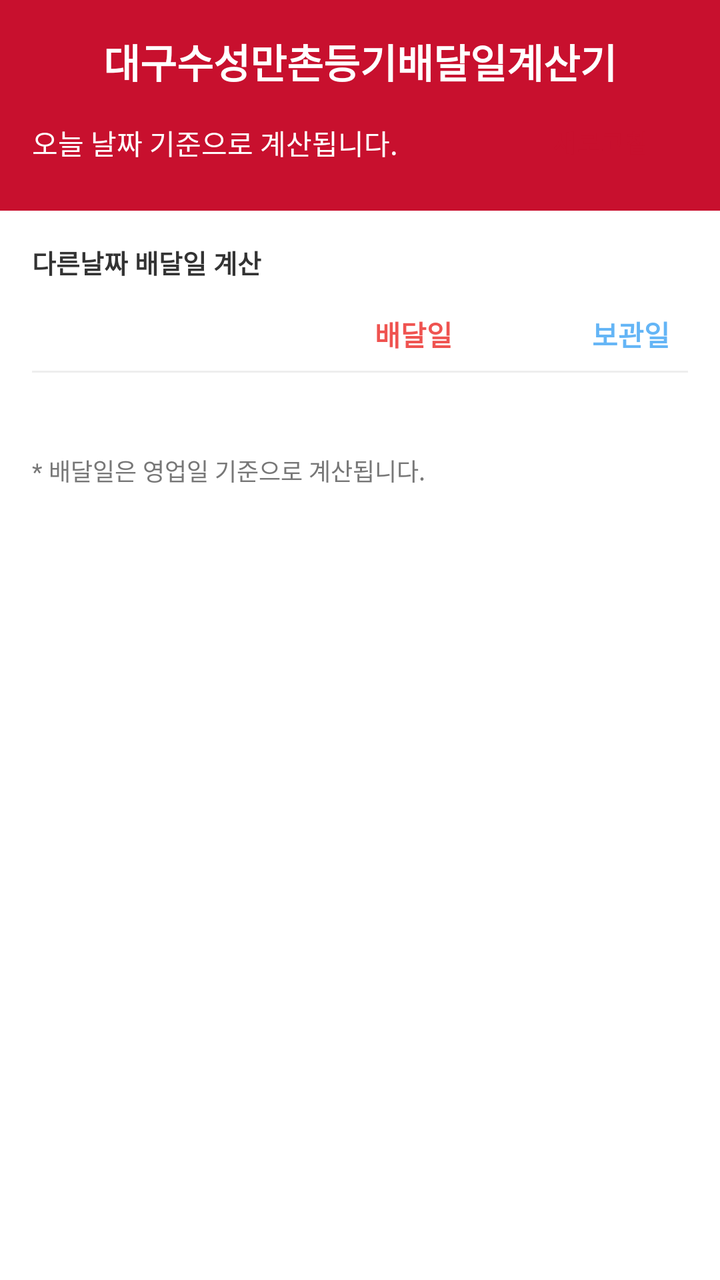
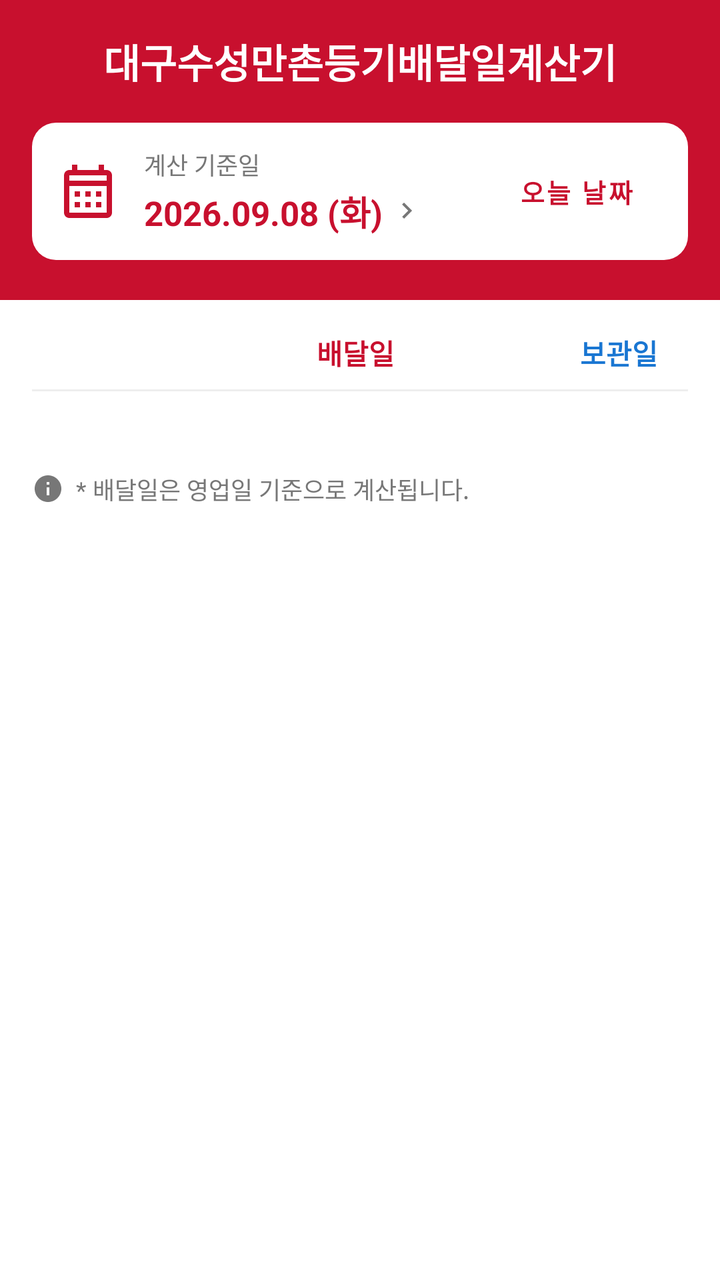

Compare the two renders of this Android layout. The source of the first and the diff that turns it into the second are given below.
<!-- AndroidManifest.xml: application theme Theme.BusinessDayCalculator -->
<!-- res/layout/fragment_calculator.xml -->
<?xml version="1.0" encoding="utf-8"?>
<LinearLayout xmlns:android="http://schemas.android.com/apk/res/android"
    android:layout_width="match_parent"
    android:layout_height="match_parent"
    android:orientation="vertical">

    
    <LinearLayout
        android:layout_width="match_parent"
        android:layout_height="wrap_content"
        android:background="@color/primary"
        android:orientation="vertical"
        android:padding="16dp">

        <TextView
            android:layout_width="match_parent"
            android:layout_height="wrap_content"
            android:text="@string/app_name"
            android:textColor="@color/white"
            android:textSize="20sp"
            android:textStyle="bold"
            android:gravity="center" />



        <LinearLayout
            android:layout_width="match_parent"
            android:layout_height="wrap_content"
            android:orientation="horizontal"
            android:gravity="center_vertical"
            android:layout_marginTop="8dp">

            <TextView
                android:id="@+id/tvDesc"
                android:layout_width="0dp"
                android:layout_height="wrap_content"
                android:layout_weight="1"
                android:text="@string/calculator_desc"
                android:textColor="@color/white"
                android:textSize="14sp" />

            <Button
                android:id="@+id/btnRefresh"
                android:layout_width="wrap_content"
                android:layout_height="36dp"
                android:backgroundTint="@color/white"
                android:text="새로고침"
                android:textSize="12sp"
                android:textStyle="bold"
                android:textColor="@color/primary"
                style="@style/Widget.MaterialComponents.Button.UnelevatedButton" />
        </LinearLayout>
    </LinearLayout>

    <ScrollView
        android:layout_width="match_parent"
        android:layout_height="0dp"
        android:layout_weight="1"
        android:padding="16dp">

        <LinearLayout
            android:id="@+id/calcContainer"
            android:layout_width="match_parent"
            android:layout_height="wrap_content"
            android:orientation="vertical">

            
            <TextView
                android:id="@+id/tvSelectCustomDate"
                android:layout_width="wrap_content"
                android:layout_height="wrap_content"
                android:text="다른날짜 배달일 계산"
                android:textColor="@color/text_main"
                android:textSize="13sp"
                android:textStyle="bold"
                android:paddingBottom="16dp"
                android:clickable="true"
                android:focusable="true"
                android:background="?attr/selectableItemBackground" />

            
            <LinearLayout
                android:layout_width="match_parent"
                android:layout_height="wrap_content"
                android:orientation="horizontal"
                android:paddingBottom="8dp"
                android:gravity="center_vertical">
                
                <TextView
                    android:id="@+id/tvBaseDateLabel"
                    android:layout_width="110dp"
                    android:layout_height="wrap_content"
                    android:textSize="12.5sp"
                    android:textStyle="bold"
                    android:textColor="@color/text_main" />

                <TextView
                    android:layout_width="0dp"
                    android:layout_height="wrap_content"
                    android:layout_weight="1"
                    android:text="@string/delivery_date"
                    android:textColor="@color/chip_green_border"
                    android:textStyle="bold"
                    android:gravity="center" />

                <TextView
                    android:layout_width="0dp"
                    android:layout_height="wrap_content"
                    android:layout_weight="0.35"
                    android:text="@string/storage_date"
                    android:textColor="@color/chip_blue_border"
                    android:textStyle="bold"
                    android:gravity="center" />
            </LinearLayout>

            <View
                android:layout_width="match_parent"
                android:layout_height="1dp"
                android:background="@color/divider"
                android:layout_marginBottom="16dp" />

            

            <TextView
                android:layout_width="match_parent"
                android:layout_height="wrap_content"
                android:layout_marginTop="24dp"
                android:text="@string/note_business_day"
                android:textColor="@color/text_secondary"
                android:textSize="12sp" />

        </LinearLayout>
    </ScrollView>
</LinearLayout>
<!-- resources referenced by this layout -->
<resources>
  <color name="chip_blue_border">#64B5F6</color>
  <color name="chip_green_border">#EF5350</color>
  <color name="divider">#EEEEEE</color>
  <color name="primary">#C8102E</color>
  <color name="text_main">#333333</color>
  <color name="text_secondary">#777777</color>
  <color name="white">#FFFFFFFF</color>
  <string name="app_name">대구수성만촌등기배달일계산기</string>
  <string name="calculator_desc">오늘 날짜 기준으로 계산됩니다.</string>
  <string name="delivery_date">배달일</string>
  <string name="note_business_day">* 배달일은 영업일 기준으로 계산됩니다.</string>
  <string name="storage_date">보관일</string>
  <style name="Theme.BusinessDayCalculator" parent="Base.Theme.BusinessDayCalculator" />
  <style name="Base.Theme.BusinessDayCalculator" parent="Theme.MaterialComponents.DayNight.NoActionBar">
          
          <item name="colorPrimary">@color/primary</item>
          <item name="colorPrimaryVariant">@color/primary_variant</item>
          <item name="colorOnPrimary">@color/white</item>
          <item name="colorSecondary">@color/secondary</item>
      </style>
  <color name="primary_variant">#A00C24</color>
  <color name="secondary">#FFEBEE</color>
</resources>

<!-- the commit's change to res/layout/fragment_calculator.xml (unified diff, before → after) -->
@@ -10,7 +10,10 @@
         android:layout_height="wrap_content"
         android:background="@color/primary"
         android:orientation="vertical"
-        android:padding="16dp">
+        android:paddingLeft="16dp"
+        android:paddingRight="16dp"
+        android:paddingTop="16dp"
+        android:paddingBottom="20dp">
 
         <TextView
             android:layout_width="match_parent"
@@ -19,37 +22,172 @@
             android:textColor="@color/white"
             android:textSize="20sp"
             android:textStyle="bold"
-            android:gravity="center" />
-
-
-
+            android:gravity="center"
+            android:layout_marginBottom="16dp" />
+
+        
         <LinearLayout
-            android:layout_width="match_parent"
-            android:layout_height="wrap_content"
+            android:id="@+id/cardBaseDate"
+            android:layout_width="match_parent"
+            android:layout_height="wrap_content"
+            android:background="@drawable/bg_white_card"
             android:orientation="horizontal"
+            android:padding="12dp"
             android:gravity="center_vertical"
-            android:layout_marginTop="8dp">
-
-            <TextView
-                android:id="@+id/tvDesc"
+            android:clickable="true"
+            android:focusable="true">
+
+            <ImageView
+                android:layout_width="32dp"
+                android:layout_height="32dp"
+                android:src="@drawable/ic_calendar_red"
+                android:layout_marginEnd="12dp"
+                android:contentDescription="달력" />
+
+            <LinearLayout
                 android:layout_width="0dp"
                 android:layout_height="wrap_content"
                 android:layout_weight="1"
-                android:text="@string/calculator_desc"
-                android:textColor="@color/white"
-                android:textSize="14sp" />
+                android:orientation="vertical">
+
+                <TextView
+                    android:layout_width="wrap_content"
+                    android:layout_height="wrap_content"
+                    android:text="계산 기준일"
+                    android:textColor="@color/text_secondary"
+                    android:textSize="12sp" />
+
+                <LinearLayout
+                    android:layout_width="wrap_content"
+                    android:layout_height="wrap_content"
+                    android:orientation="horizontal"
+                    android:gravity="center_vertical"
+                    android:layout_marginTop="2dp">
+
+                    <TextView
+                        android:id="@+id/tvBaseDateValue"
+                        android:layout_width="wrap_content"
+                        android:layout_height="wrap_content"
+                        android:text="2026.09.08 (화)"
+                        android:textColor="@color/primary"
+                        android:textSize="17sp"
+                        android:textStyle="bold" />
+
+                    <ImageView
+                        android:layout_width="16dp"
+                        android:layout_height="16dp"
+                        android:src="@drawable/ic_chevron_right"
+                        android:layout_marginStart="4dp"
+                        android:contentDescription="선택" />
+                </LinearLayout>
+            </LinearLayout>
 
             <Button
-                android:id="@+id/btnRefresh"
+                android:id="@+id/btnToday"
                 android:layout_width="wrap_content"
                 android:layout_height="36dp"
-                android:backgroundTint="@color/white"
-                android:text="새로고침"
-                android:textSize="12sp"
+                android:backgroundTint="#FFEBEE"
+                android:text="오늘 날짜"
+                android:textColor="@color/primary"
+                android:textSize="13sp"
                 android:textStyle="bold"
-                android:textColor="@color/primary"
+                android:paddingLeft="12dp"
+                android:paddingRight="12dp"
                 style="@style/Widget.MaterialComponents.Button.UnelevatedButton" />
         </LinearLayout>
+
+        
+        <LinearLayout
+            android:id="@+id/cardCalendar"
+            android:layout_width="match_parent"
+            android:layout_height="wrap_content"
+            android:background="@drawable/bg_white_card"
+            android:orientation="vertical"
+            android:padding="16dp"
+            android:layout_marginTop="12dp"
+            android:visibility="gone">
+
+            
+            <RelativeLayout
+                android:layout_width="match_parent"
+                android:layout_height="wrap_content"
+                android:layout_marginBottom="16dp">
+
+                <ImageView
+                    android:id="@+id/btnPrevMonth"
+                    android:layout_width="32dp"
+                    android:layout_height="32dp"
+                    android:src="@drawable/ic_chevron_left_red"
+                    android:layout_alignParentStart="true"
+                    android:layout_centerVertical="true"
+                    android:padding="4dp"
+                    android:clickable="true"
+                    android:focusable="true"
+                    android:contentDescription="이전달" />
+
+                <TextView
+                    android:id="@+id/tvCalendarMonthTitle"
+                    android:layout_width="wrap_content"
+                    android:layout_height="wrap_content"
+                    android:layout_centerInParent="true"
+                    android:text="2026년 9월"
+                    android:textColor="@color/primary"
+                    android:textSize="17sp"
+                    android:textStyle="bold" />
+
+                <ImageView
+                    android:id="@+id/btnNextMonth"
+                    android:layout_width="32dp"
+                    android:layout_height="32dp"
+                    android:src="@drawable/ic_chevron_right_red"
+                    android:layout_alignParentEnd="true"
+                    android:layout_centerVertical="true"
+                    android:padding="4dp"
+                    android:clickable="true"
+                    android:focusable="true"
+                    android:contentDescription="다음달" />
+            </RelativeLayout>
+
+            
+            <LinearLayout
+                android:layout_width="match_parent"
+                android:layout_height="wrap_content"
+                android:orientation="horizontal"
+                android:layout_marginBottom="12dp">
+
+                <TextView android:layout_width="0dp" android:layout_height="wrap_content" android:layout_weight="1" android:text="일" android:textColor="@color/text_secondary" android:gravity="center" android:textSize="13sp" />
+                <TextView android:layout_width="0dp" android:layout_height="wrap_content" android:layout_weight="1" android:text="월" android:textColor="@color/text_secondary" android:gravity="center" android:textSize="13sp" />
+                <TextView android:layout_width="0dp" android:layout_height="wrap_content" android:layout_weight="1" android:text="화" android:textColor="@color/text_secondary" android:gravity="center" android:textSize="13sp" />
+                <TextView android:layout_width="0dp" android:layout_height="wrap_content" android:layout_weight="1" android:text="수" android:textColor="@color/text_secondary" android:gravity="center" android:textSize="13sp" />
+                <TextView android:layout_width="0dp" android:layout_height="wrap_content" android:layout_weight="1" android:text="목" android:textColor="@color/text_secondary" android:gravity="center" android:textSize="13sp" />
+                <TextView android:layout_width="0dp" android:layout_height="wrap_content" android:layout_weight="1" android:text="금" android:textColor="@color/text_secondary" android:gravity="center" android:textSize="13sp" />
+                <TextView android:layout_width="0dp" android:layout_height="wrap_content" android:layout_weight="1" android:text="토" android:textColor="@color/text_secondary" android:gravity="center" android:textSize="13sp" />
+            </LinearLayout>
+
+            
+            <GridLayout
+                android:id="@+id/gridCalendarDays"
+                android:layout_width="match_parent"
+                android:layout_height="wrap_content"
+                android:columnCount="7"
+                android:alignmentMode="alignBounds"
+                android:useDefaultMargins="false"
+                android:layout_marginBottom="16dp" />
+
+            
+            <Button
+                android:id="@+id/btnCloseCalendar"
+                android:layout_width="match_parent"
+                android:layout_height="48dp"
+                android:backgroundTint="@color/primary"
+                android:text="닫기"
+                android:textColor="@color/white"
+                android:textSize="16sp"
+                android:textStyle="bold"
+                style="@style/Widget.MaterialComponents.Button.UnelevatedButton" />
+
+        </LinearLayout>
+
     </LinearLayout>
 
     <ScrollView
@@ -65,20 +203,6 @@
             android:orientation="vertical">
 
             
-            <TextView
-                android:id="@+id/tvSelectCustomDate"
-                android:layout_width="wrap_content"
-                android:layout_height="wrap_content"
-                android:text="다른날짜 배달일 계산"
-                android:textColor="@color/text_main"
-                android:textSize="13sp"
-                android:textStyle="bold"
-                android:paddingBottom="16dp"
-                android:clickable="true"
-                android:focusable="true"
-                android:background="?attr/selectableItemBackground" />
-
-            
             <LinearLayout
                 android:layout_width="match_parent"
                 android:layout_height="wrap_content"
@@ -86,20 +210,16 @@
                 android:paddingBottom="8dp"
                 android:gravity="center_vertical">
                 
-                <TextView
-                    android:id="@+id/tvBaseDateLabel"
-                    android:layout_width="110dp"
-                    android:layout_height="wrap_content"
-                    android:textSize="12.5sp"
-                    android:textStyle="bold"
-                    android:textColor="@color/text_main" />
+                <View
+                    android:layout_width="64dp"
+                    android:layout_height="0dp" />
 
                 <TextView
                     android:layout_width="0dp"
                     android:layout_height="wrap_content"
                     android:layout_weight="1"
                     android:text="@string/delivery_date"
-                    android:textColor="@color/chip_green_border"
+                    android:textColor="@color/primary"
                     android:textStyle="bold"
                     android:gravity="center" />
 
@@ -108,7 +228,7 @@
                     android:layout_height="wrap_content"
                     android:layout_weight="0.35"
                     android:text="@string/storage_date"
-                    android:textColor="@color/chip_blue_border"
+                    android:textColor="@color/chip_blue_text"
                     android:textStyle="bold"
                     android:gravity="center" />
             </LinearLayout>
@@ -121,13 +241,28 @@
 
             
 
-            <TextView
-                android:layout_width="match_parent"
-                android:layout_height="wrap_content"
-                android:layout_marginTop="24dp"
-                android:text="@string/note_business_day"
-                android:textColor="@color/text_secondary"
-                android:textSize="12sp" />
+            
+            <LinearLayout
+                android:layout_width="match_parent"
+                android:layout_height="wrap_content"
+                android:orientation="horizontal"
+                android:gravity="center_vertical"
+                android:layout_marginTop="24dp">
+
+                <ImageView
+                    android:layout_width="16dp"
+                    android:layout_height="16dp"
+                    android:src="@drawable/ic_info_gray"
+                    android:layout_marginEnd="6dp"
+                    android:contentDescription="안내" />
+
+                <TextView
+                    android:layout_width="wrap_content"
+                    android:layout_height="wrap_content"
+                    android:text="@string/note_business_day"
+                    android:textColor="@color/text_secondary"
+                    android:textSize="12sp" />
+            </LinearLayout>
 
         </LinearLayout>
     </ScrollView>
<!-- resource entries referenced after the edit -->
@@ -1,14 +1,68 @@
 <!-- resources referenced by this layout -->
 <resources>
-  <color name="chip_blue_border">#64B5F6</color>
-  <color name="chip_green_border">#EF5350</color>
+  <color name="chip_blue_text">#1976D2</color>
   <color name="divider">#EEEEEE</color>
   <color name="primary">#C8102E</color>
-  <color name="text_main">#333333</color>
   <color name="text_secondary">#777777</color>
   <color name="white">#FFFFFFFF</color>
+  <!-- drawable bg_white_card (drawable) -->
+  <?xml version="1.0" encoding="utf-8"?>
+  <shape xmlns:android="http://schemas.android.com/apk/res/android"
+      android:shape="rectangle">
+      <corners android:radius="12dp" />
+      <solid android:color="@color/white" />
+  </shape>
+  <!-- drawable ic_calendar_red (drawable) -->
+  <vector xmlns:android="http://schemas.android.com/apk/res/android"
+      android:width="32dp"
+      android:height="32dp"
+      android:viewportWidth="24"
+      android:viewportHeight="24">
+    <path
+        android:fillColor="#C8102E"
+        android:pathData="M19,4h-1V2h-2v2H8V2H6v2H5C3.89,4 3.01,4.9 3.01,6L3,20c0,1.1 0.89,2 2,2h14c1.1,0 2,-0.9 2,-2V6c0,-1.1 -0.9,-2 -2,-2zM19,20H5V10h14v10zM19,8H5V6h14v2zM9,14H7v-2h2v2zM13,14h-2v-2h2v2zM17,14h-2v-2h2v2zM9,18H7v-2h2v2zM13,18h-2v-2h2v2zM17,18h-2v-2h2v2z"/>
+  </vector>
+  <!-- drawable ic_chevron_left_red (drawable) -->
+  <vector xmlns:android="http://schemas.android.com/apk/res/android"
+      android:width="24dp"
+      android:height="24dp"
+      android:viewportWidth="24"
+      android:viewportHeight="24">
+    <path
+        android:fillColor="#C8102E"
+        android:pathData="M15.41,7.41L14,6l-6,6 6,6 1.41,-1.41L10.83,12z"/>
+  </vector>
+  <!-- drawable ic_chevron_right (drawable) -->
+  <vector xmlns:android="http://schemas.android.com/apk/res/android"
+      android:width="16dp"
+      android:height="16dp"
+      android:viewportWidth="24"
+      android:viewportHeight="24">
+    <path
+        android:fillColor="#777777"
+        android:pathData="M10,6L8.59,7.41L13.17,12L8.59,16.59L10,18l6,-6z"/>
+  </vector>
+  <!-- drawable ic_chevron_right_red (drawable) -->
+  <vector xmlns:android="http://schemas.android.com/apk/res/android"
+      android:width="24dp"
+      android:height="24dp"
+      android:viewportWidth="24"
+      android:viewportHeight="24">
+    <path
+        android:fillColor="#C8102E"
+        android:pathData="M10,6L8.59,7.41L13.17,12L8.59,16.59L10,18l6,-6z"/>
+  </vector>
+  <!-- drawable ic_info_gray (drawable) -->
+  <vector xmlns:android="http://schemas.android.com/apk/res/android"
+      android:width="16dp"
+      android:height="16dp"
+      android:viewportWidth="24"
+      android:viewportHeight="24">
+    <path
+        android:fillColor="#777777"
+        android:pathData="M12,2C6.48,2 2,6.48 2,12s4.48,10 10,10 10,-4.48 10,-10S17.52,2 12,2zM13,17h-2v-6h2v6zM13,9h-2V7h2v2z"/>
+  </vector>
   <string name="app_name">대구수성만촌등기배달일계산기</string>
-  <string name="calculator_desc">오늘 날짜 기준으로 계산됩니다.</string>
   <string name="delivery_date">배달일</string>
   <string name="note_business_day">* 배달일은 영업일 기준으로 계산됩니다.</string>
   <string name="storage_date">보관일</string>
